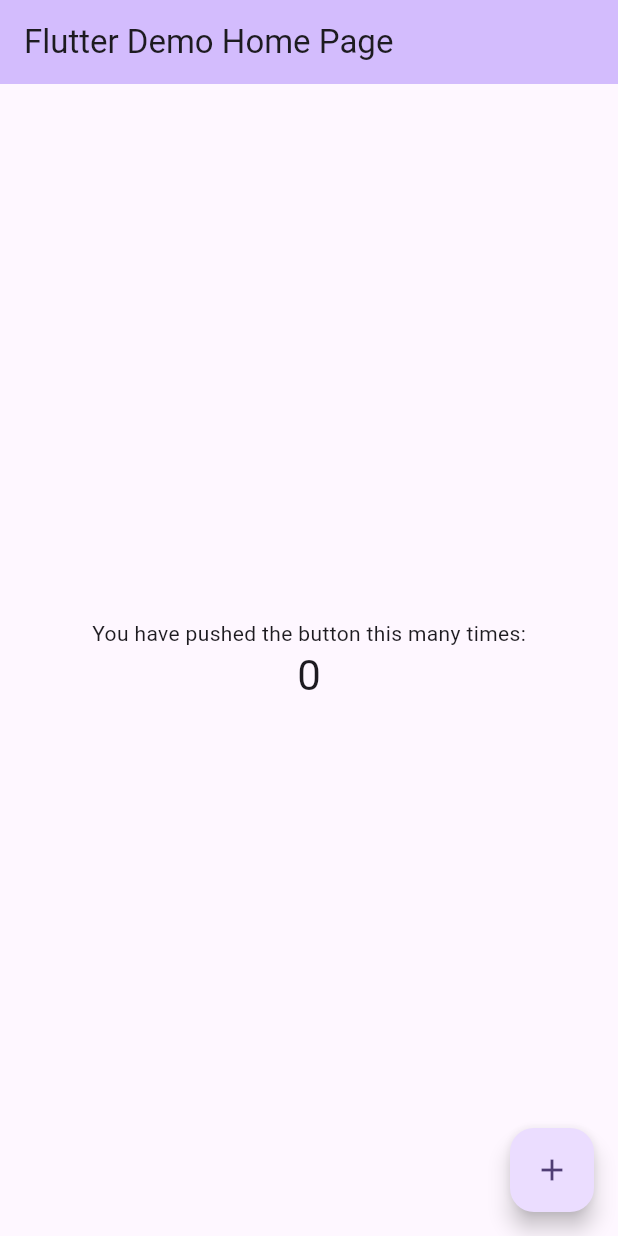
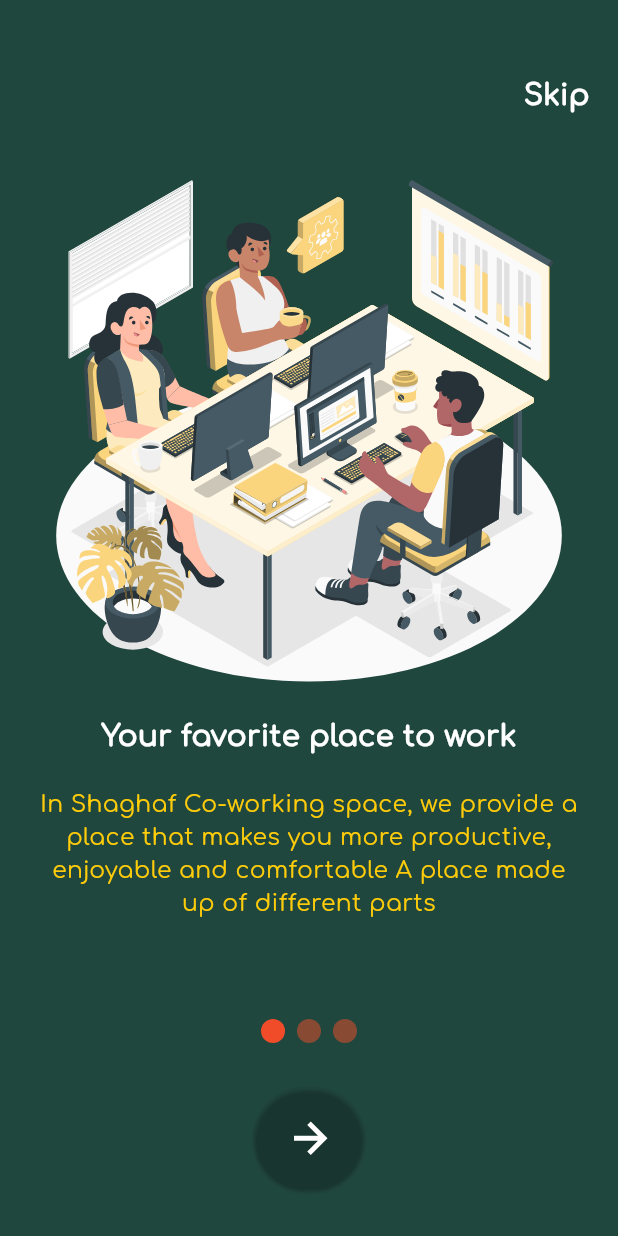
Before and after one commit to KarimAshraf-eng/shagafZag, a Flutter app: the screen it shows after launch, on a phone screen of 412 x 824 dp. Run offline on Flutter 3.47's test engine with Material 3 defaults, Android fonts, the phone set to English and light mode, and no system bars; drawn by our look-alikes of smooth_page_indicator; our stand-ins replace flutter_boxicons, flutter_screenutil, flutter_svg, go_router.

Commit message:
I finished OnBodingView

```diff
--- /dev/null
+++ b/lib/Core/Utils/Constatn/color.dart
@@ -0,0 +1,5 @@
+import 'package:flutter/material.dart';
+
+const firstColor = Color(0xff20473E);
+const secondColor = Color(0xffF04C29);
+const thirdColor = Color(0xffFFCC0A);
--- /dev/null
+++ b/lib/Core/Utils/Constatn/images.dart
@@ -0,0 +1,2 @@
+const logo = "assets/images/LOGO.png";
+const backGroundImage = "assets/images/splash_screen.svg";
--- /dev/null
+++ b/lib/Core/Utils/Constatn/styles.dart
@@ -0,0 +1,9 @@
+import 'package:flutter/material.dart';
+import 'package:flutter_screenutil/flutter_screenutil.dart';
+import 'package:shagaf_zag/Core/Utils/Constatn/color.dart';
+
+abstract class Onbording
+{
+  static final firstStyle = TextStyle(fontSize: 16.sp,fontWeight: FontWeight.w400,color: thirdColor,fontFamily: 'Comfortaa');
+  static final secondStyle = TextStyle(fontSize: 20.sp,fontWeight: FontWeight.w600,color: Colors.white,fontFamily: 'Comfortaa');
+}
--- /dev/null
+++ b/lib/Core/Utils/app_routers/app_routers.dart
@@ -0,0 +1,25 @@
+import 'package:go_router/go_router.dart';
+import 'package:shagaf_zag/Features/Authentication/Presentation/Views/login_view.dart';
+import 'package:shagaf_zag/Features/splash_screen/Presentation/Views/on_bording_view.dart';
+import 'package:shagaf_zag/Features/splash_screen/Presentation/Views/splash_view.dart';
+
+abstract class AppRouters {
+  static const onBordingView = "/OnBordingview";
+  static const loginView = "/LoginView";
+  static final router = GoRouter(
+    routes: [
+      GoRoute(
+        path: '/',
+        builder: (context, state) => const SplashView(),
+      ),
+      GoRoute(
+        path: onBordingView,
+        builder: (context, state) => const OnBordingView(),
+      ),
+      GoRoute(
+        path: loginView,
+        builder: (context, state) => const LoginView(),
+      ),
+    ],
+  );
+}
--- /dev/null
+++ b/lib/Features/Authentication/Presentation/Views/login_view.dart
@@ -0,0 +1,10 @@
+import 'package:flutter/material.dart';
+
+class LoginView extends StatelessWidget {
+  const LoginView({super.key});
+
+  @override
+  Widget build(BuildContext context) {
+    return const Scaffold();
+  }
+}
--- /dev/null
+++ b/lib/Features/splash_screen/Presentation/Views/Widgets/bottom_sheet.dart
@@ -0,0 +1,67 @@
+import 'package:flutter/material.dart';
+import 'package:flutter_boxicons/flutter_boxicons.dart';
+import 'package:flutter_screenutil/flutter_screenutil.dart';
+import 'package:go_router/go_router.dart';
+import 'package:shagaf_zag/Core/Utils/Constatn/color.dart';
+import 'package:shagaf_zag/Core/Utils/app_routers/app_routers.dart';
+import 'package:shagaf_zag/Features/splash_screen/data/onboarding_items.dart';
+import 'package:smooth_page_indicator/smooth_page_indicator.dart';
+
+class BottomSheetView extends StatelessWidget {
+  final PageController pageController;
+  final bool isLastPage;
+  final OnboardingItems controller;
+  const BottomSheetView({
+    super.key,
+    required this.isLastPage,
+    required this.pageController,
+    required this.controller,
+  });
+
+  @override
+  Widget build(BuildContext context) {
+    return Container(
+      width: 120.w,
+      height: 180.h,
+      color: firstColor,
+      child: Column(
+        mainAxisAlignment: MainAxisAlignment.center,
+        children: [
+          SmoothPageIndicator(
+            controller: pageController,
+            count: controller.items.length,
+            onDotClicked: (index) => pageController.animateToPage(index,
+                duration: const Duration(milliseconds: 600),
+                curve: Curves.easeIn),
+            effect: WormEffect(
+              activeDotColor: secondColor,
+              dotColor: secondColor.withOpacity(0.5),
+            ),
+          ),
+          30.verticalSpace,
+          SizedBox(
+            height: 70.h,
+            width: 70.w,
+            child: FloatingActionButton(
+              onPressed: () {
+                isLastPage
+                    ? GoRouter.of(context).pushReplacement(AppRouters.loginView)
+                    : pageController.nextPage(
+                        duration: const Duration(milliseconds: 400),
+                        curve: Curves.easeIn);
+              },
+              backgroundColor: firstColor.withOpacity(0.10),
+              elevation: 1,
+              splashColor: Colors.green,
+              shape: RoundedRectangleBorder(
+                borderRadius:
+                    BorderRadius.circular(50), // Set the border radius
+              ),
+              child: Icon(Boxicons.bx_right_arrow_alt,color: Colors.white,size: 40,),
+            ),
+          ),
+        ],
+      ),
+    );
+  }
+}
--- /dev/null
+++ b/lib/Features/splash_screen/Presentation/Views/Widgets/on_bording_design.dart
@@ -0,0 +1,34 @@
+import 'package:flutter/material.dart';
+import 'package:flutter_screenutil/flutter_screenutil.dart';
+import 'package:flutter_svg/svg.dart';
+import 'package:shagaf_zag/Core/Utils/Constatn/styles.dart';
+import 'package:shagaf_zag/Features/splash_screen/data/on_boarding_info.dart';
+
+class OnBordingDesign extends StatelessWidget {
+  final OnbordingInfo controller;
+  const OnBordingDesign({super.key, required this.controller});
+
+  @override
+  Widget build(BuildContext context) {
+    return Column(
+      children: [
+        SvgPicture.asset(controller.image),
+        20.verticalSpace,
+        Text(
+          controller.title,
+          style: Onbording.secondStyle,
+        ),
+        20.verticalSpace,
+        SizedBox(
+          width: 342.w,
+          height: 140.h,
+          child: Text(
+            controller.descriptions,
+            textAlign: TextAlign.center,
+            style: Onbording.firstStyle,
+          ),
+        )
+      ],
+    );
+  }
+}
--- /dev/null
+++ b/lib/Features/splash_screen/Presentation/Views/on_bording_view.dart
@@ -0,0 +1,60 @@
+import 'package:flutter/material.dart';
+import 'package:shagaf_zag/Core/Utils/Constatn/color.dart';
+import 'package:shagaf_zag/Core/Utils/Constatn/styles.dart';
+import 'package:shagaf_zag/Features/splash_screen/Presentation/Views/Widgets/bottom_sheet.dart';
+import 'package:shagaf_zag/Features/splash_screen/Presentation/Views/Widgets/on_bording_design.dart';
+import 'package:shagaf_zag/Features/splash_screen/data/onboarding_items.dart';
+
+class OnBordingView extends StatefulWidget {
+  const OnBordingView({super.key});
+
+  @override
+  State<OnBordingView> createState() => _OnBordingViewState();
+}
+
+class _OnBordingViewState extends State<OnBordingView> {
+  final pageController = PageController();
+  final controller = OnboardingItems();
+  bool isLastPage = false;
+
+  @override
+  Widget build(BuildContext context) {
+    return Scaffold(
+      backgroundColor: firstColor,
+      body: Column(
+        children: [
+          Padding(
+            padding: const EdgeInsets.only(top: 40, bottom: 20, left: 330),
+            child: TextButton(
+              onPressed: () {
+                pageController.jumpToPage(controller.items.length - 1);
+              },
+              child: Text(
+                "Skip",
+                style: Onbording.secondStyle,
+              ),
+            ),
+          ),
+          Expanded(
+            child: PageView.builder(
+              onPageChanged: (index) => setState(
+                  () => isLastPage = controller.items.length - 1 == index),
+              controller: pageController,
+              itemCount: controller.items.length,
+              itemBuilder: (context, index) {
+                return OnBordingDesign(
+                  controller: controller.items[index],
+                );
+              },
+            ),
+          ),
+          BottomSheetView(
+        isLastPage: isLastPage,
+        pageController: pageController,
+        controller: controller,
+      ),
+        ],
+      ),
+    );
+  }
+}
--- /dev/null
+++ b/lib/Features/splash_screen/Presentation/Views/splash_view.dart
@@ -0,0 +1,49 @@
+import 'package:flutter/material.dart';
+import 'package:flutter_svg/flutter_svg.dart';
+import 'package:go_router/go_router.dart';
+import 'package:shagaf_zag/Core/Utils/Constatn/images.dart';
+import 'package:shagaf_zag/Core/Utils/app_routers/app_routers.dart';
+
+class SplashView extends StatefulWidget {
+  const SplashView({super.key});
+
+  @override
+  State<SplashView> createState() => _SplashViewState();
+}
+
+class _SplashViewState extends State<SplashView> {
+  @override
+  void initState() {
+
+    super.initState();
+    navigatToHome();
+  }
+
+  @override
+  Widget build(BuildContext context) {
+    return Scaffold(
+      body: Stack(
+        children: [
+          SizedBox(
+            width: double.infinity,
+            height: double.infinity,
+            child: SvgPicture.asset(
+              backGroundImage,
+              fit: BoxFit.cover,
+            ),
+          ),
+          Center(child: Image.asset(logo))
+        ],
+      ),
+    );
+  }
+
+  void navigatToHome() {
+    Future.delayed(
+      const Duration(seconds: 3),
+      () {
+        GoRouter.of(context).pushReplacement(AppRouters.onBordingView);
+      },
+    );
+  }
+}
--- /dev/null
+++ b/lib/Features/splash_screen/data/on_boarding_info.dart
@@ -0,0 +1,7 @@
+class OnbordingInfo {
+  final String title;
+  final String descriptions;
+  final String image;
+
+  OnbordingInfo({required this.title, required this.descriptions, required this.image});
+}
--- /dev/null
+++ b/lib/Features/splash_screen/data/onboarding_items.dart
@@ -0,0 +1,21 @@
+import 'package:shagaf_zag/Features/splash_screen/data/on_boarding_info.dart';
+
+class OnboardingItems {
+  List<OnbordingInfo> items = [
+    OnbordingInfo(
+      title: "Your favorite place to work",
+      descriptions: "In Shaghaf Co-working space, we provide a place that makes you more productive, enjoyable and comfortable A place made up of different parts",
+      image: "assets/images/Shared workspace-amico (1) 1.svg",
+    ),
+    OnbordingInfo(
+      title: "Delightful open air",
+      descriptions: "You can choose a game to play from the many games we have , sit at a comfortable base, or take pictures in the different places that have been specially made to take beautiful pictures.",
+      image: "assets/images/Game day-amico 1.svg",
+    ),
+    OnbordingInfo(
+      title: "Choose your favorite room",
+      descriptions: "You can find the right room for your current mood, as we have many rooms that meet all needs, You can move between funny room, training room and meeting room",
+      image: "assets/images/Prototyping process-amico (1) 1.svg",
+    )
+  ];
+}
--- a/lib/main.dart
+++ b/lib/main.dart
@@ -1,4 +1,6 @@
 import 'package:flutter/material.dart';
+import 'package:flutter_screenutil/flutter_screenutil.dart';
+import 'package:shagaf_zag/Core/Utils/app_routers/app_routers.dart';
 
 void main() {
   runApp(const MyApp());
@@ -7,119 +9,18 @@
 class MyApp extends StatelessWidget {
   const MyApp({super.key});
 
-  // This widget is the root of your application.
   @override
   Widget build(BuildContext context) {
-    return MaterialApp(
-      title: 'Flutter Demo',
-      theme: ThemeData(
-        // This is the theme of your application.
-        //
-        // TRY THIS: Try running your application with "flutter run". You'll see
-        // the application has a purple toolbar. Then, without quitting the app,
-        // try changing the seedColor in the colorScheme below to Colors.green
-        // and then invoke "hot reload" (save your changes or press the "hot
-        // reload" button in a Flutter-supported IDE, or press "r" if you used
-        // the command line to start the app).
-        //
-        // Notice that the counter didn't reset back to zero; the application
-        // state is not lost during the reload. To reset the state, use hot
-        // restart instead.
-        //
-        // This works for code too, not just values: Most code changes can be
-        // tested with just a hot reload.
-        colorScheme: ColorScheme.fromSeed(seedColor: Colors.deepPurple),
-        useMaterial3: true,
-      ),
-      home: const MyHomePage(title: 'Flutter Demo Home Page'),
+    return ScreenUtilInit(
+      designSize: const Size(390, 844),
+      minTextAdapt: true,
+      splitScreenMode: true,
+      builder: (_ , child){
+        return MaterialApp.router(
+          routerConfig: AppRouters.router,
+        debugShowCheckedModeBanner: false,
+      );
+      },
     );
   }
 }
-
-class MyHomePage extends StatefulWidget {
-  const MyHomePage({super.key, required this.title});
-
-  // This widget is the home page of your application. It is stateful, meaning
-  // that it has a State object (defined below) that contains fields that affect
-  // how it looks.
-
-  // This class is the configuration for the state. It holds the values (in this
-  // case the title) provided by the parent (in this case the App widget) and
-  // used by the build method of the State. Fields in a Widget subclass are
-  // always marked "final".
-
-  final String title;
-
-  @override
-  State<MyHomePage> createState() => _MyHomePageState();
-}
-
-class _MyHomePageState extends State<MyHomePage> {
-  int _counter = 0;
-
-  void _incrementCounter() {
-    setState(() {
-      // This call to setState tells the Flutter framework that something has
-      // changed in this State, which causes it to rerun the build method below
-      // so that the display can reflect the updated values. If we changed
-      // _counter without calling setState(), then the build method would not be
-      // called again, and so nothing would appear to happen.
-      _counter++;
-    });
-  }
-
-  @override
-  Widget build(BuildContext context) {
-    // This method is rerun every time setState is called, for instance as done
-    // by the _incrementCounter method above.
-    //
-    // The Flutter framework has been optimized to make rerunning build methods
-    // fast, so that you can just rebuild anything that needs updating rather
-    // than having to individually change instances of widgets.
-    return Scaffold(
-      appBar: AppBar(
-        // TRY THIS: Try changing the color here to a specific color (to
-        // Colors.amber, perhaps?) and trigger a hot reload to see the AppBar
-        // change color while the other colors stay the same.
-        backgroundColor: Theme.of(context).colorScheme.inversePrimary,
-        // Here we take the value from the MyHomePage object that was created by
-        // the App.build method, and use it to set our appbar title.
-        title: Text(widget.title),
-      ),
-      body: Center(
-        // Center is a layout widget. It takes a single child and positions it
-        // in the middle of the parent.
-        child: Column(
-          // Column is also a layout widget. It takes a list of children and
-          // arranges them vertically. By default, it sizes itself to fit its
-          // children horizontally, and tries to be as tall as its parent.
-          //
-          // Column has various properties to control how it sizes itself and
-          // how it positions its children. Here we use mainAxisAlignment to
-          // center the children vertically; the main axis here is the vertical
-          // axis because Columns are vertical (the cross axis would be
-          // horizontal).
-          //
-          // TRY THIS: Invoke "debug painting" (choose the "Toggle Debug Paint"
-          // action in the IDE, or press "p" in the console), to see the
-          // wireframe for each widget.
-          mainAxisAlignment: MainAxisAlignment.center,
-          children: <Widget>[
-            const Text(
-              'You have pushed the button this many times:',
-            ),
-            Text(
-              '$_counter',
-              style: Theme.of(context).textTheme.headlineMedium,
-            ),
-          ],
-        ),
-      ),
-      floatingActionButton: FloatingActionButton(
-        onPressed: _incrementCounter,
-        tooltip: 'Increment',
-        child: const Icon(Icons.add),
-      ), // This trailing comma makes auto-formatting nicer for build methods.
-    );
-  }
-}
```
Also changed, not shown: pubspec.yaml (+16 -26 lines), assets/fonts/Comfortaa-Regular.ttf (added), assets/fonts/OleoScript-Regular.ttf (added), assets/images/Game day-amico 1.svg (added), assets/images/LOGO.png (added), assets/images/Prototyping process-amico (1) 1.svg (added), assets/images/Shared workspace-amico (1) 1.svg (added), assets/images/splash_screen.svg (added), pubspec.lock.
